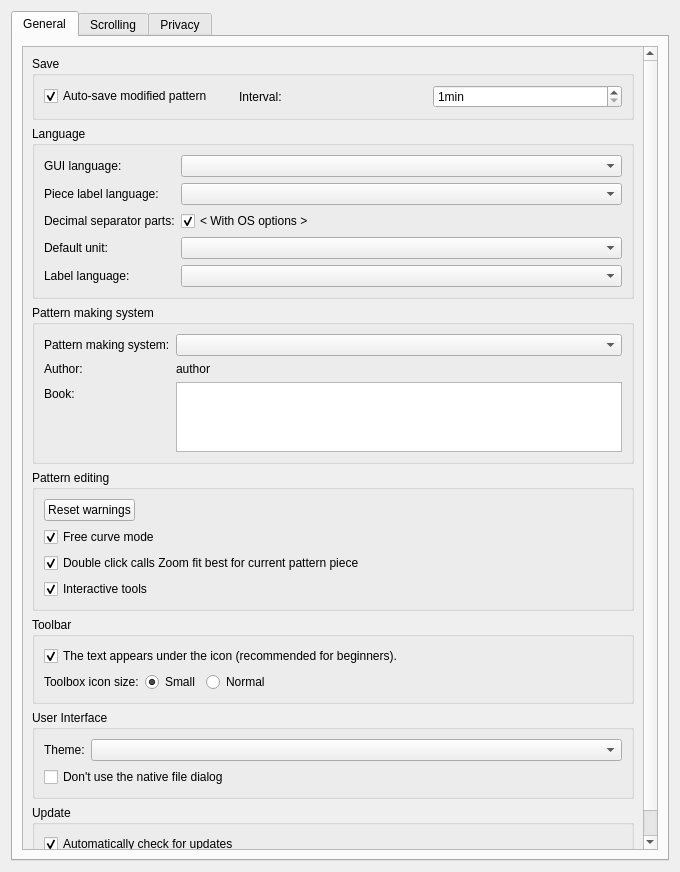
Above: src/app/valentina/dialogs/configpages/preferencesconfigurationpage.ui from dismine/valentina before the change. Below: the same form after it.
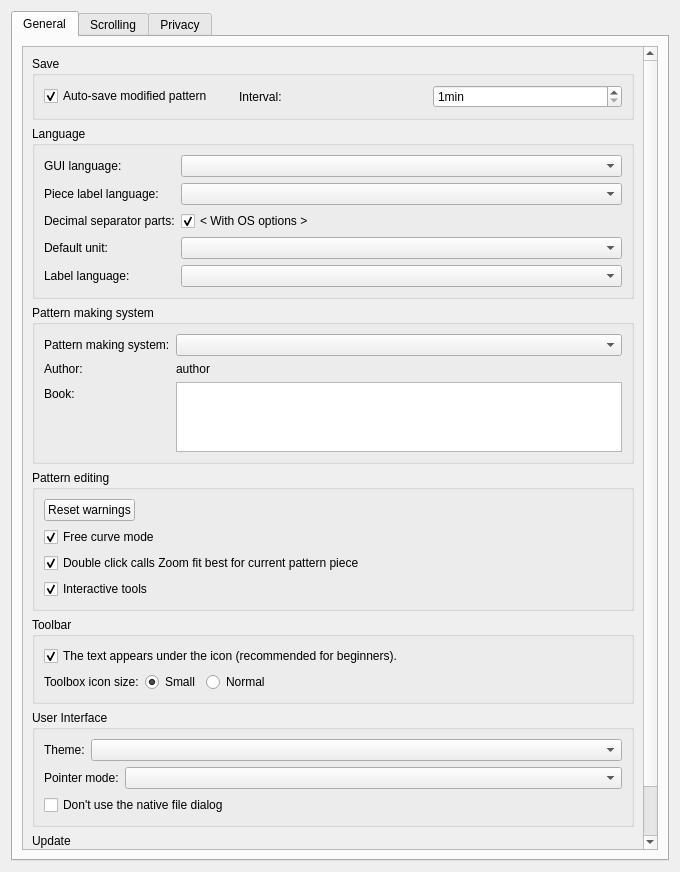
That is the form after the change.

Commit message: New option: Pointer mode.

What changed in the file:
```diff
--- a/src/app/valentina/dialogs/configpages/preferencesconfigurationpage.ui
+++ b/src/app/valentina/dialogs/configpages/preferencesconfigurationpage.ui
@@ -33,9 +33,9 @@
           <property name="geometry">
            <rect>
             <x>0</x>
-            <y>0</y>
+            <y>-101</y>
             <width>624</width>
-            <height>904</height>
+            <height>937</height>
            </rect>
           </property>
           <layout class="QVBoxLayout" name="verticalLayout_2">
@@ -364,6 +364,27 @@
                 </item>
                </layout>
               </item>
+              <item>
+               <layout class="QHBoxLayout" name="horizontalLayout_4">
+                <item>
+                 <widget class="QLabel" name="label_18">
+                  <property name="text">
+                   <string>Pointer mode:</string>
+                  </property>
+                 </widget>
+                </item>
+                <item>
+                 <widget class="QComboBox" name="comboBoxPointerMode">
+                  <property name="sizePolicy">
+                   <sizepolicy hsizetype="Expanding" vsizetype="Fixed">
+                    <horstretch>0</horstretch>
+                    <verstretch>0</verstretch>
+                   </sizepolicy>
+                  </property>
+                 </widget>
+                </item>
+               </layout>
+              </item>
               <item>
                <widget class="QCheckBox" name="checkBoxDontUseNativeDialog">
                 <property name="text">
```
The commit also changes 6 other files.
